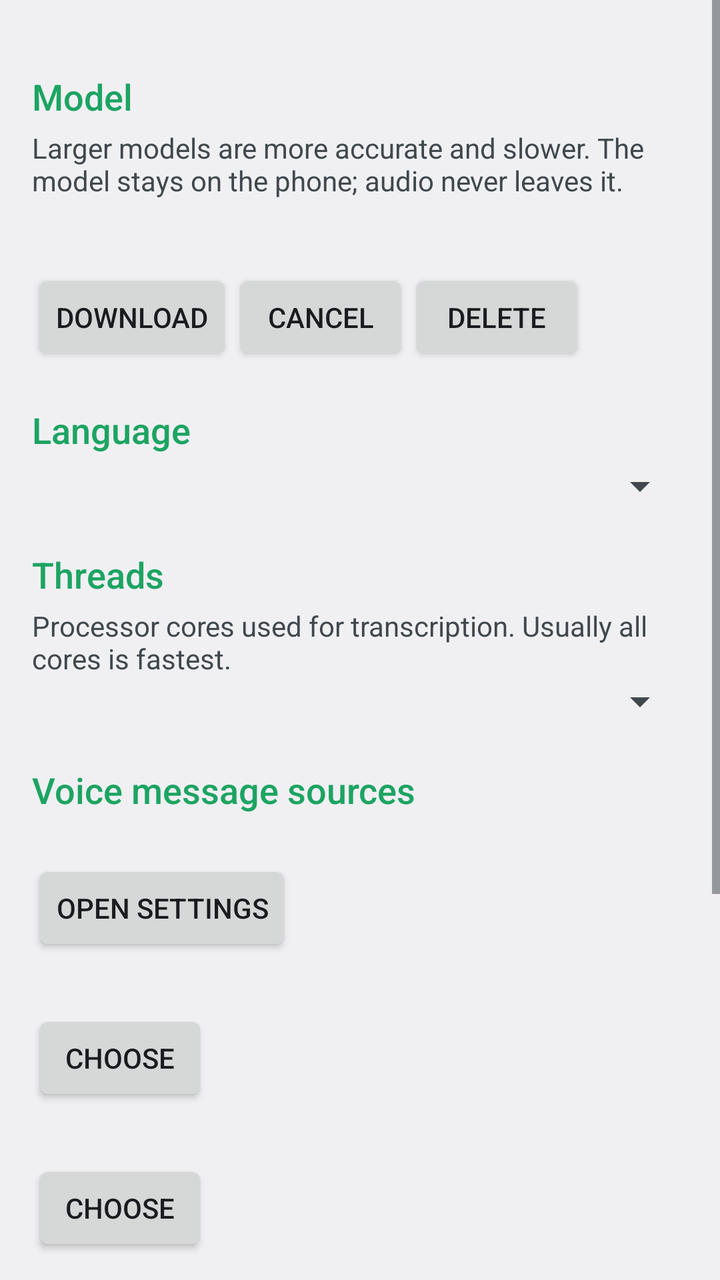
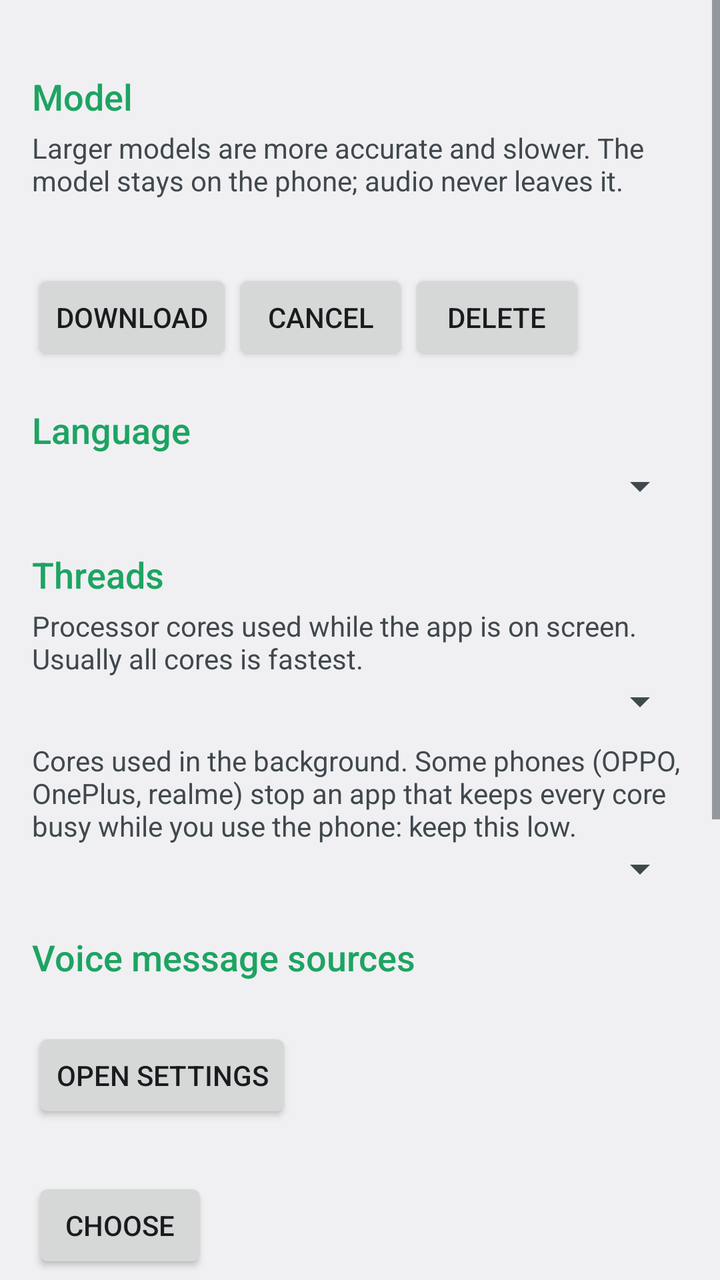

An Android layout rendered at two revisions. The XML below is the earlier revision; the diff shows what the commit changed to produce the second picture.
<!-- AndroidManifest.xml: application theme AppTheme -->
<!-- res/layout/activity_settings.xml -->
<?xml version="1.0" encoding="utf-8"?>
<ScrollView xmlns:android="http://schemas.android.com/apk/res/android"
    android:id="@+id/root"
    android:layout_width="match_parent"
    android:layout_height="match_parent"
    android:clipToPadding="false">

    <LinearLayout
        android:layout_width="match_parent"
        android:layout_height="wrap_content"
        android:orientation="vertical"
        android:padding="16dp">

        <TextView
            style="@style/SectionTitle"
            android:text="@string/section_model" />

        <TextView
            style="@style/Hint"
            android:text="@string/model_hint" />

        <RadioGroup
            android:id="@+id/models"
            android:layout_width="match_parent"
            android:layout_height="wrap_content"
            android:paddingVertical="8dp" />

        <TextView
            android:id="@+id/model_status"
            android:layout_width="match_parent"
            android:layout_height="wrap_content"
            android:textAppearance="?android:attr/textAppearanceSmall" />

        <ProgressBar
            android:id="@+id/download_progress"
            style="?android:attr/progressBarStyleHorizontal"
            android:layout_width="match_parent"
            android:layout_height="wrap_content"
            android:visibility="gone" />

        <LinearLayout
            android:layout_width="match_parent"
            android:layout_height="wrap_content"
            android:orientation="horizontal">

            <Button
                android:id="@+id/btn_download"
                android:layout_width="wrap_content"
                android:layout_height="wrap_content"
                android:text="@string/setup_download" />

            <Button
                android:id="@+id/btn_cancel_download"
                android:layout_width="wrap_content"
                android:layout_height="wrap_content"
                android:text="@android:string/cancel" />

            <Button
                android:id="@+id/btn_delete"
                android:layout_width="wrap_content"
                android:layout_height="wrap_content"
                android:text="@string/model_delete" />
        </LinearLayout>

        <TextView
            style="@style/SectionTitle"
            android:text="@string/section_language" />

        <Spinner
            android:id="@+id/language"
            android:layout_width="match_parent"
            android:layout_height="wrap_content" />

        <TextView
            style="@style/SectionTitle"
            android:text="@string/section_threads" />

        <TextView
            style="@style/Hint"
            android:text="@string/threads_hint" />

        <Spinner
            android:id="@+id/threads"
            android:layout_width="match_parent"
            android:layout_height="wrap_content" />

        <TextView
            style="@style/SectionTitle"
            android:text="@string/section_sources" />

        <TextView
            android:id="@+id/listener_status"
            android:layout_width="match_parent"
            android:layout_height="wrap_content"
            android:textAppearance="?android:attr/textAppearanceSmall" />

        <Button
            android:id="@+id/btn_listener"
            android:layout_width="wrap_content"
            android:layout_height="wrap_content"
            android:text="@string/setup_open_settings" />

        <TextView
            android:id="@+id/folder_whatsapp"
            android:layout_width="match_parent"
            android:layout_height="wrap_content"
            android:paddingTop="8dp"
            android:textAppearance="?android:attr/textAppearanceSmall" />

        <Button
            android:id="@+id/btn_folder_whatsapp"
            android:layout_width="wrap_content"
            android:layout_height="wrap_content"
            android:text="@string/setup_choose" />

        <TextView
            android:id="@+id/folder_business"
            android:layout_width="match_parent"
            android:layout_height="wrap_content"
            android:paddingTop="8dp"
            android:textAppearance="?android:attr/textAppearanceSmall" />

        <Button
            android:id="@+id/btn_folder_business"
            android:layout_width="wrap_content"
            android:layout_height="wrap_content"
            android:text="@string/setup_choose" />

        <TextView
            style="@style/Hint"
            android:paddingTop="8dp"
            android:text="@string/folder_hint" />

        <TextView
            style="@style/SectionTitle"
            android:text="@string/section_test" />

        <Button
            android:id="@+id/btn_test_file"
            android:layout_width="wrap_content"
            android:layout_height="wrap_content"
            android:text="@string/test_file" />

        <TextView
            style="@style/SectionTitle"
            android:text="@string/section_info" />

        <TextView
            android:id="@+id/info"
            android:layout_width="match_parent"
            android:layout_height="wrap_content"
            android:textAppearance="?android:attr/textAppearanceSmall"
            android:textIsSelectable="true" />
    </LinearLayout>
</ScrollView>
<!-- resources referenced by this layout -->
<resources>
  <string name="folder_hint">The folder is Android/media/com.whatsapp/WhatsApp/Media/WhatsApp Voice Notes (for WhatsApp Business: com.whatsapp.w4b/WhatsApp Business/Media/WhatsApp Business Voice Notes). Voice messages already in the folder are not transcribed automatically.</string>
  <string name="model_delete">Delete</string>
  <string name="model_hint">Larger models are more accurate and slower. The model stays on the phone; audio never leaves it.</string>
  <string name="section_info">Information</string>
  <string name="section_language">Language</string>
  <string name="section_model">Model</string>
  <string name="section_sources">Voice message sources</string>
  <string name="section_test">Try it</string>
  <string name="section_threads">Threads</string>
  <string name="setup_choose">Choose</string>
  <string name="setup_download">Download</string>
  <string name="setup_open_settings">Open settings</string>
  <string name="test_file">Transcribe an audio file…</string>
  <string name="threads_hint">Processor cores used for transcription. Usually all cores is fastest.</string>
  <style name="Hint">
          <item name="android:layout_width">match_parent</item>
          <item name="android:layout_height">wrap_content</item>
          <item name="android:textAppearance">?android:attr/textAppearanceSmall</item>
          <item name="android:textColor">?android:attr/textColorSecondary</item>
      </style>
  <style name="SectionTitle">
          <item name="android:layout_width">match_parent</item>
          <item name="android:layout_height">wrap_content</item>
          <item name="android:paddingTop">20dp</item>
          <item name="android:paddingBottom">4dp</item>
          <item name="android:textAppearance">?android:attr/textAppearanceMedium</item>
          <item name="android:textColor">@color/accent</item>
      </style>
  <style name="AppTheme" parent="@android:style/Theme.DeviceDefault.DayNight">
          <item name="android:colorAccent">@color/accent</item>
      </style>
  <color name="accent">#1DA462</color>
</resources>

<!-- the commit's change to res/layout/activity_settings.xml (unified diff, before → after) -->
@@ -85,6 +85,16 @@
             android:layout_height="wrap_content" />
 
         <TextView
+            style="@style/Hint"
+            android:paddingTop="8dp"
+            android:text="@string/threads_bg_hint" />
+
+        <Spinner
+            android:id="@+id/threads_bg"
+            android:layout_width="match_parent"
+            android:layout_height="wrap_content" />
+
+        <TextView
             style="@style/SectionTitle"
             android:text="@string/section_sources" />
 
<!-- resource entries referenced after the edit -->
@@ -13,7 +13,8 @@
   <string name="setup_download">Download</string>
   <string name="setup_open_settings">Open settings</string>
   <string name="test_file">Transcribe an audio file…</string>
-  <string name="threads_hint">Processor cores used for transcription. Usually all cores is fastest.</string>
+  <string name="threads_bg_hint">Cores used in the background. Some phones (OPPO, OnePlus, realme) stop an app that keeps every core busy while you use the phone: keep this low.</string>
+  <string name="threads_hint">Processor cores used while the app is on screen. Usually all cores is fastest.</string>
   <style name="Hint">
           <item name="android:layout_width">match_parent</item>
           <item name="android:layout_height">wrap_content</item>
